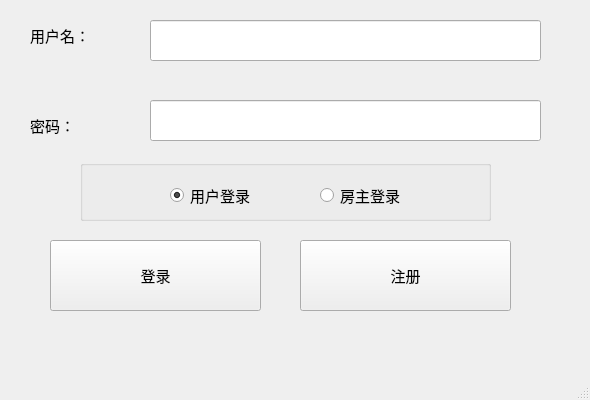
First picture: the form in login.ui, repository Canstie/ApartmentManage, before the edit.
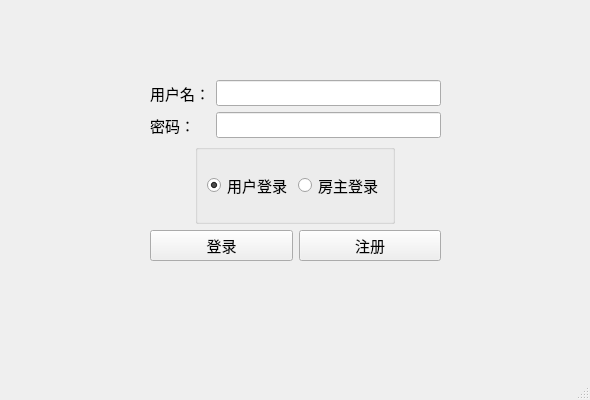
Second picture: the form after the edit.

```diff
--- a/login.ui
+++ b/login.ui
@@ -19,53 +19,20 @@
    <string>登录</string>
   </property>
   <widget class="QWidget" name="centralwidget">
-   <widget class="QPushButton" name="signupbtn">
+   <widget class="QWidget" name="">
     <property name="geometry">
      <rect>
-      <x>300</x>
-      <y>240</y>
-      <width>211</width>
-      <height>71</height>
+      <x>150</x>
+      <y>80</y>
+      <width>291</width>
+      <height>181</height>
      </rect>
     </property>
-    <property name="font">
-     <font>
-      <pointsize>11</pointsize>
-      <bold>false</bold>
-     </font>
-    </property>
-    <property name="text">
-     <string>注册</string>
-    </property>
-   </widget>
-   <widget class="QPushButton" name="loginbtn">
-    <property name="geometry">
-     <rect>
-      <x>50</x>
-      <y>240</y>
-      <width>211</width>
-      <height>71</height>
-     </rect>
-    </property>
-    <property name="font">
-     <font>
-      <pointsize>11</pointsize>
-      <bold>false</bold>
-     </font>
-    </property>
-    <property name="text">
-     <string>登录</string>
-    </property>
-   </widget>
+    <layout class="QGridLayout" name="gridLayout_4">
+     <item row="0" column="0">
+      <layout class="QGridLayout" name="gridLayout">
+       <item row="0" column="0">
    <widget class="QLabel" name="username">
-    <property name="geometry">
-     <rect>
-      <x>30</x>
-      <y>10</y>
-      <width>101</width>
-      <height>51</height>
-     </rect>
-    </property>
     <property name="font">
      <font>
       <pointsize>11</pointsize>
@@ -75,30 +42,18 @@
      <string>用户名：</string>
     </property>
    </widget>
+       </item>
+       <item row="0" column="1">
    <widget class="QLineEdit" name="userEdit">
-    <property name="geometry">
-     <rect>
-      <x>150</x>
-      <y>20</y>
-      <width>391</width>
-      <height>41</height>
-     </rect>
-    </property>
     <property name="font">
      <font>
       <pointsize>11</pointsize>
      </font>
     </property>
    </widget>
+       </item>
+       <item row="1" column="0">
    <widget class="QLabel" name="password">
-    <property name="geometry">
-     <rect>
-      <x>30</x>
-      <y>100</y>
-      <width>101</width>
-      <height>51</height>
-     </rect>
-    </property>
     <property name="font">
      <font>
       <pointsize>11</pointsize>
@@ -108,15 +63,9 @@
      <string>密码：</string>
     </property>
    </widget>
+       </item>
+       <item row="1" column="1">
    <widget class="QLineEdit" name="pwEdit">
-    <property name="geometry">
-     <rect>
-      <x>150</x>
-      <y>100</y>
-      <width>391</width>
-      <height>41</height>
-     </rect>
-    </property>
     <property name="font">
      <font>
       <pointsize>11</pointsize>
@@ -126,15 +75,11 @@
      <enum>QLineEdit::Password</enum>
     </property>
    </widget>
+       </item>
+      </layout>
+     </item>
+     <item row="1" column="0" alignment="Qt::AlignHCenter">
    <widget class="QGroupBox" name="groupBox">
-    <property name="geometry">
-     <rect>
-      <x>80</x>
-      <y>160</y>
-      <width>411</width>
-      <height>61</height>
-     </rect>
-    </property>
     <property name="font">
      <font>
       <pointsize>11</pointsize>
@@ -143,15 +88,9 @@
     <property name="title">
      <string/>
     </property>
+       <layout class="QGridLayout" name="gridLayout_3">
+        <item row="0" column="0">
     <widget class="QRadioButton" name="rbtn1">
-     <property name="geometry">
-      <rect>
-       <x>90</x>
-       <y>20</y>
-       <width>111</width>
-       <height>31</height>
-      </rect>
-     </property>
      <property name="font">
       <font>
        <pointsize>11</pointsize>
@@ -164,15 +103,9 @@
       <bool>true</bool>
      </property>
     </widget>
+        </item>
+        <item row="0" column="1">
     <widget class="QRadioButton" name="rbtn2">
-     <property name="geometry">
-      <rect>
-       <x>240</x>
-       <y>20</y>
-       <width>121</width>
-       <height>31</height>
-      </rect>
-     </property>
      <property name="font">
       <font>
        <pointsize>11</pointsize>
@@ -182,6 +115,41 @@
       <string>房主登录</string>
      </property>
     </widget>
+        </item>
+       </layout>
+      </widget>
+     </item>
+     <item row="2" column="0">
+      <layout class="QGridLayout" name="gridLayout_2">
+       <item row="0" column="0">
+        <widget class="QPushButton" name="loginbtn">
+         <property name="font">
+          <font>
+           <pointsize>11</pointsize>
+           <bold>false</bold>
+          </font>
+         </property>
+         <property name="text">
+          <string>登录</string>
+         </property>
+        </widget>
+       </item>
+       <item row="0" column="1">
+        <widget class="QPushButton" name="signupbtn">
+         <property name="font">
+          <font>
+           <pointsize>11</pointsize>
+           <bold>false</bold>
+          </font>
+         </property>
+         <property name="text">
+          <string>注册</string>
+         </property>
+        </widget>
+       </item>
+      </layout>
+     </item>
+    </layout>
    </widget>
   </widget>
   <widget class="QMenuBar" name="menubar">
```
Lines whose indentation alone changed are shown as unchanged.
